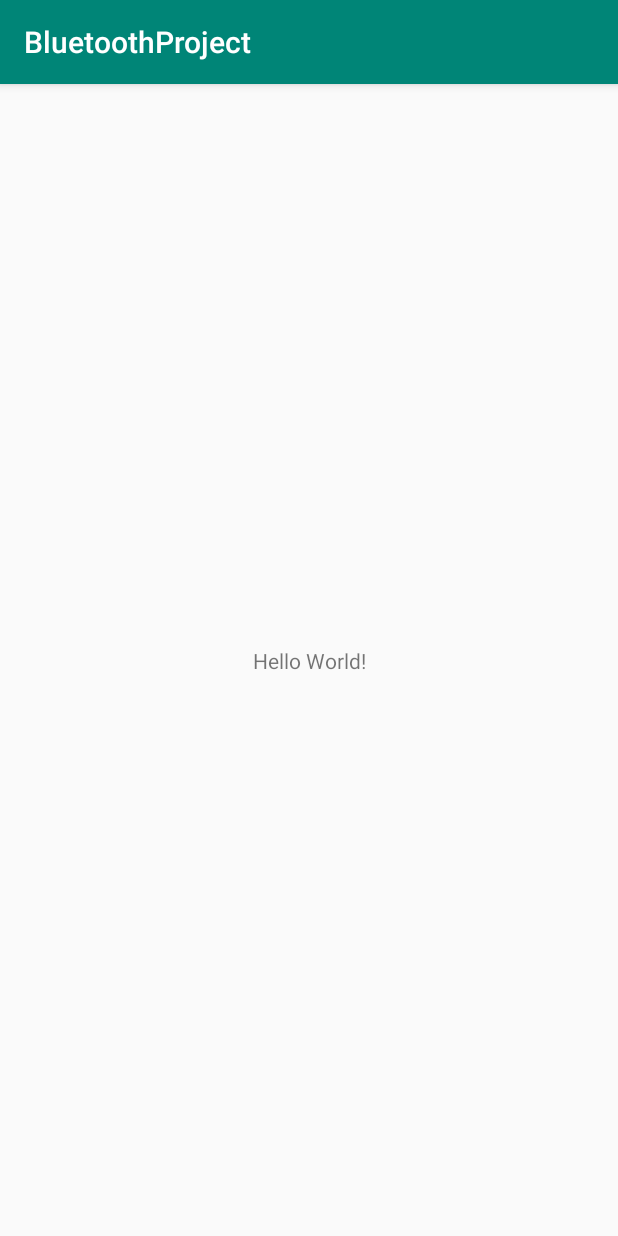
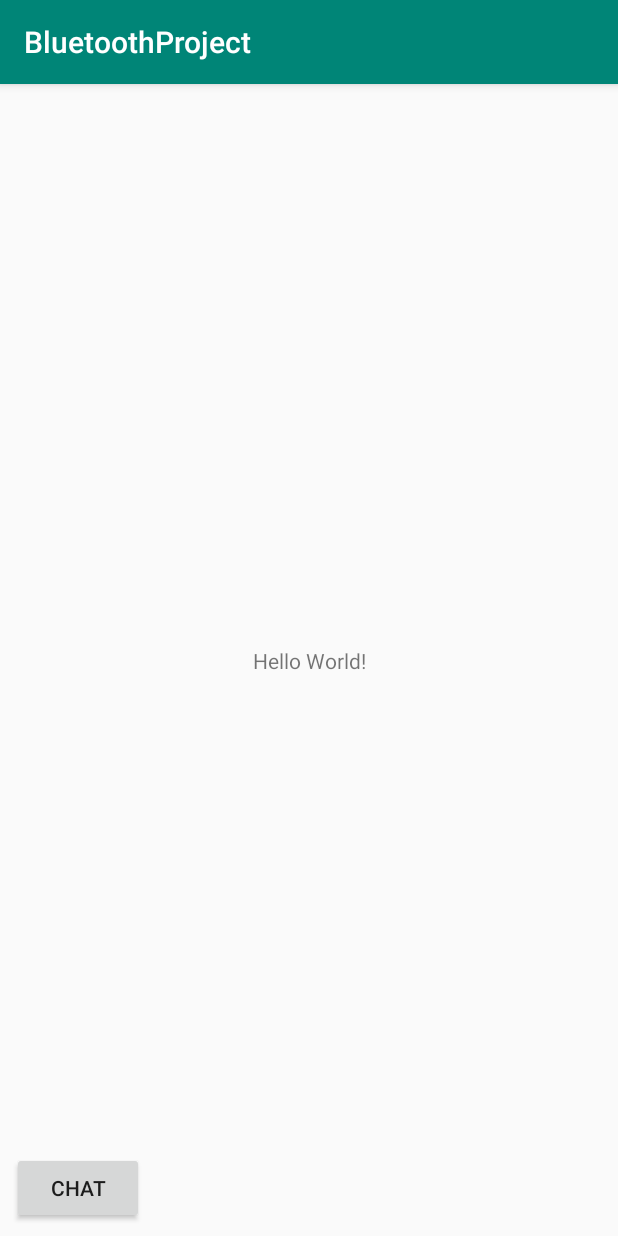
Before and after one commit to waaade/BluetoothProject, an Android app: the screen it shows after launch (MainActivity), on a phone screen of 412 x 824 dp. Run offline under Robolectric (Android 15) with nearby library versions, the phone set to English and light mode, and no system bars.

Commit message:
Add button to launch chat, with corresponding function in MainActivity

```diff
--- a/app/src/main/java/john/example/bluetoothproject/MainActivity.java
+++ b/app/src/main/java/john/example/bluetoothproject/MainActivity.java
@@ -1,7 +1,9 @@
 package john.example.bluetoothproject;
 
-        import android.support.v7.app.AppCompatActivity;
-        import android.os.Bundle;
+import android.content.Intent;
+import android.os.Bundle;
+import android.support.v7.app.AppCompatActivity;
+import android.view.View;
 
 public class MainActivity extends AppCompatActivity {
 
@@ -10,4 +12,10 @@ public class MainActivity extends AppCompatActivity {
         super.onCreate(savedInstanceState);
         setContentView(R.layout.activity_main);
     }
+
+    public void launchChat(View view) {
+        Intent intent = new Intent(this, BluetoothChat.class);
+        startActivity(intent);
+    }
+
 }
--- a/app/src/main/res/layout/activity_main.xml
+++ b/app/src/main/res/layout/activity_main.xml
@@ -15,4 +15,16 @@
         app:layout_constraintRight_toRightOf="parent"
         app:layout_constraintTop_toTopOf="parent" />
 
+    <Button
+        android:id="@+id/button_chat"
+        android:layout_width="wrap_content"
+        android:layout_height="wrap_content"
+        android:layout_marginStart="8dp"
+        android:layout_marginLeft="8dp"
+        android:layout_marginBottom="8dp"
+        android:onClick="launchChat"
+        android:text="Chat"
+        app:layout_constraintBottom_toBottomOf="parent"
+        app:layout_constraintStart_toStartOf="parent" />
+
 </android.support.constraint.ConstraintLayout>
```
